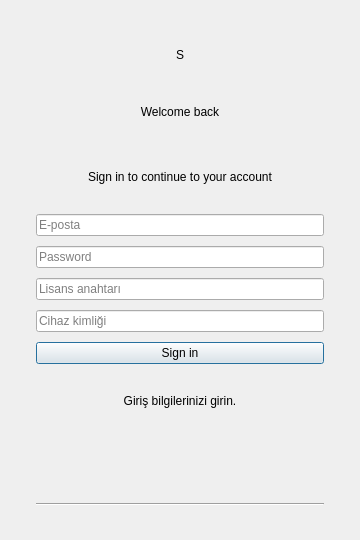
The window that license-client/ui/LoginWindow.ui (Starhaxor/StarLoader) describes before a commit, drawn with Qt 5.
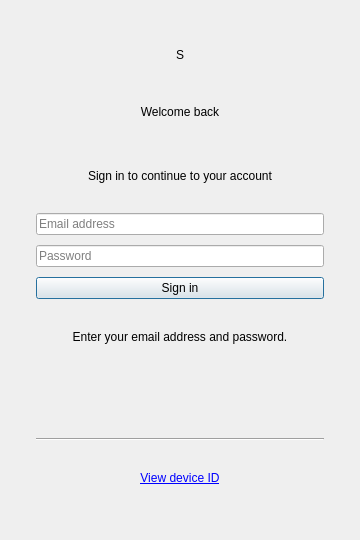
The same window after the commit.

Commit message: feat: simplify login form and link HWID dialog

The edit to the form file:
```diff
--- a/license-client/ui/LoginWindow.ui
+++ b/license-client/ui/LoginWindow.ui
@@ -102,7 +102,7 @@
       <item>
        <widget class="QLineEdit" name="emailLineEdit">
         <property name="placeholderText">
-         <string>E-posta</string>
+         <string>Email address</string>
         </property>
         <property name="clearButtonEnabled">
          <bool>true</bool>
@@ -119,23 +119,6 @@
         </property>
        </widget>
       </item>
-      <item>
-       <widget class="QLineEdit" name="licenseKeyLineEdit">
-        <property name="placeholderText">
-         <string>Lisans anahtarı</string>
-        </property>
-       </widget>
-      </item>
-      <item>
-       <widget class="QLineEdit" name="deviceIdLineEdit">
-        <property name="readOnly">
-         <bool>true</bool>
-        </property>
-        <property name="placeholderText">
-         <string>Cihaz kimliği</string>
-        </property>
-       </widget>
-      </item>
       <item>
        <widget class="QPushButton" name="loginButton">
         <property name="cursor">
@@ -152,7 +135,7 @@
       <item>
        <widget class="QLabel" name="statusLabel">
         <property name="text">
-         <string>Giriş bilgilerinizi girin.</string>
+         <string>Enter your email address and password.</string>
         </property>
         <property name="alignment">
          <set>Qt::AlignmentFlag::AlignCenter</set>
@@ -176,6 +159,25 @@
         </property>
        </widget>
       </item>
+      <item>
+       <widget class="QLabel" name="hwidLink">
+        <property name="text">
+         <string>&lt;a href=&quot;hwid&quot;&gt;View device ID&lt;/a&gt;</string>
+        </property>
+        <property name="textFormat">
+         <enum>Qt::TextFormat::RichText</enum>
+        </property>
+        <property name="textInteractionFlags">
+         <set>Qt::TextInteractionFlag::LinksAccessibleByKeyboard|Qt::TextInteractionFlag::LinksAccessibleByMouse</set>
+        </property>
+        <property name="openExternalLinks">
+         <bool>false</bool>
+        </property>
+        <property name="alignment">
+         <set>Qt::AlignmentFlag::AlignCenter</set>
+        </property>
+       </widget>
+      </item>
       </layout>
      </widget>
     </item>
```
Left out of the diff: 1 changed line with no effect on the pictures. The commit also changes 4 other files.
